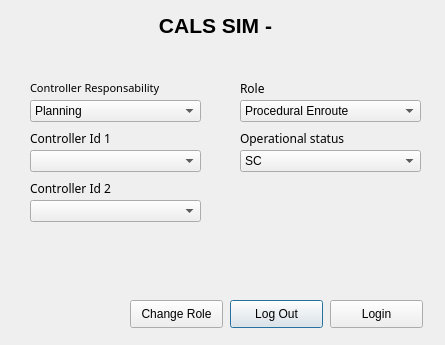
Old version of the form Code/CALS_Client/field-workers.ui in the repository JU-SPARCS/CALS.
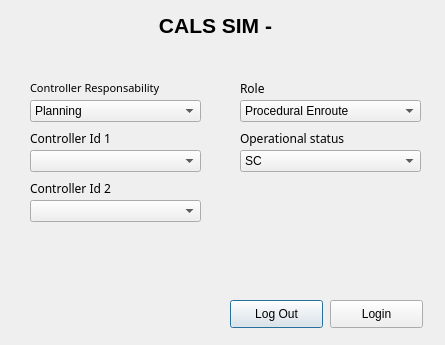
New version of the form.

Commit message: modification gui with remove change_role button

The edit to the form file:
```diff
--- a/Code/CALS_Client/field-workers.ui
+++ b/Code/CALS_Client/field-workers.ui
@@ -151,25 +151,6 @@
     <string>Log Out</string>
    </property>
   </widget>
-  <widget class="QPushButton" name="change_role">
-   <property name="geometry">
-    <rect>
-     <x>130</x>
-     <y>300</y>
-     <width>93</width>
-     <height>28</height>
-    </rect>
-   </property>
-   <property name="font">
-    <font>
-     <family>MS Sans Serif</family>
-     <pointsize>9</pointsize>
-    </font>
-   </property>
-   <property name="text">
-    <string>Change Role</string>
-   </property>
-  </widget>
   <widget class="QLabel" name="label_2">
    <property name="geometry">
     <rect>
```
Left out of the diff: 4 changed lines with no effect on the pictures. The commit also changes 4 other files.
